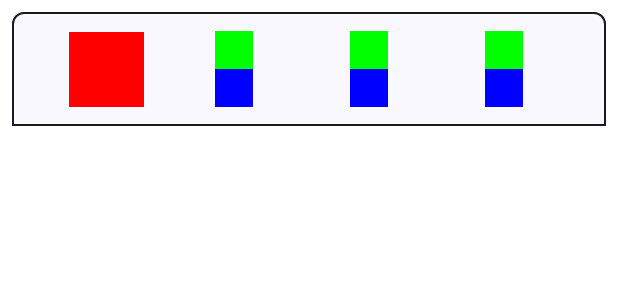
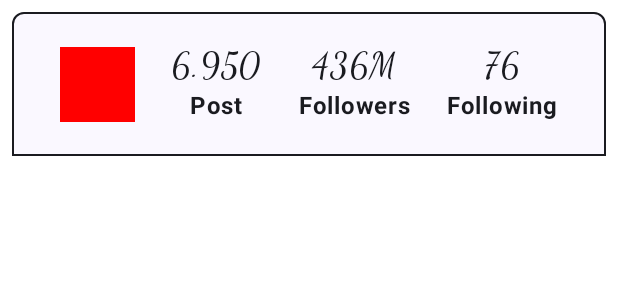
Before and after one commit to VBulat74/FirstComposeProject, an Android app built with Jetpack Compose: the @Preview function InstagramProfileCardPreviewDay, on a phone screen of 412 x 824 dp. Shown: the top 300 px of the screen. Run offline under Robolectric (Android 15) with nearby library versions, the phone set to English and light mode, and no system bars.

Commit message:
Lesson 2.7

```diff
--- a/app/src/main/java/ru/com/vbulat/firstcomposeproject/ui/theme/InstogramProfileCard.kt
+++ b/app/src/main/java/ru/com/vbulat/firstcomposeproject/ui/theme/InstogramProfileCard.kt
@@ -7,18 +7,23 @@ import androidx.compose.foundation.layout.Box
 import androidx.compose.foundation.layout.Column
 import androidx.compose.foundation.layout.Row
 import androidx.compose.foundation.layout.fillMaxWidth
+import androidx.compose.foundation.layout.height
 import androidx.compose.foundation.layout.padding
 import androidx.compose.foundation.layout.size
 import androidx.compose.foundation.shape.RoundedCornerShape
 import androidx.compose.material3.Card
 import androidx.compose.material3.CardDefaults
 import androidx.compose.material3.MaterialTheme
+import androidx.compose.material3.Text
 import androidx.compose.runtime.Composable
 import androidx.compose.ui.Alignment
 import androidx.compose.ui.Modifier
 import androidx.compose.ui.graphics.Color
+import androidx.compose.ui.text.font.FontFamily
+import androidx.compose.ui.text.font.FontWeight
 import androidx.compose.ui.tooling.preview.Preview
 import androidx.compose.ui.unit.dp
+import androidx.compose.ui.unit.sp
 
 @Composable
 fun InstagramProfileCard(){
@@ -41,31 +46,32 @@ fun InstagramProfileCard(){
                     .background(color = Color.Red),
             )
 
-            TwoBoxes()
-            TwoBoxes()
-            TwoBoxes()
+            UserStatistics(title = "Post", value = "6.950")
+            UserStatistics(title = "Followers", value = "436M")
+            UserStatistics(title = "Following", value = "76")
         }
     }
 }
 
 @Composable
-private fun TwoBoxes(){
+private fun UserStatistics(
+    title: String,
+    value: String,
+){
     Column (
         modifier = Modifier
-            .size(60.dp),
+            .height(80.dp),
         horizontalAlignment = Alignment.CenterHorizontally,
         verticalArrangement = Arrangement.Center,
     ){
-        Box (
-            modifier = Modifier
-                .size(25.dp)
-                .background(color = Color.Green),
+        Text(
+            text = value,
+            fontSize = 24.sp,
+            fontFamily = FontFamily.Cursive
         )
-
-        Box (
-            modifier = Modifier
-                .size(25.dp)
-                .background(color = Color.Blue),
+        Text(
+            text = title,
+            fontWeight = FontWeight.Bold
         )
     }
 }
```
Also changed, not shown: app/src/main/java/ru/com/vbulat/firstcomposeproject/MainActivity.kt (+19 -0 lines).
